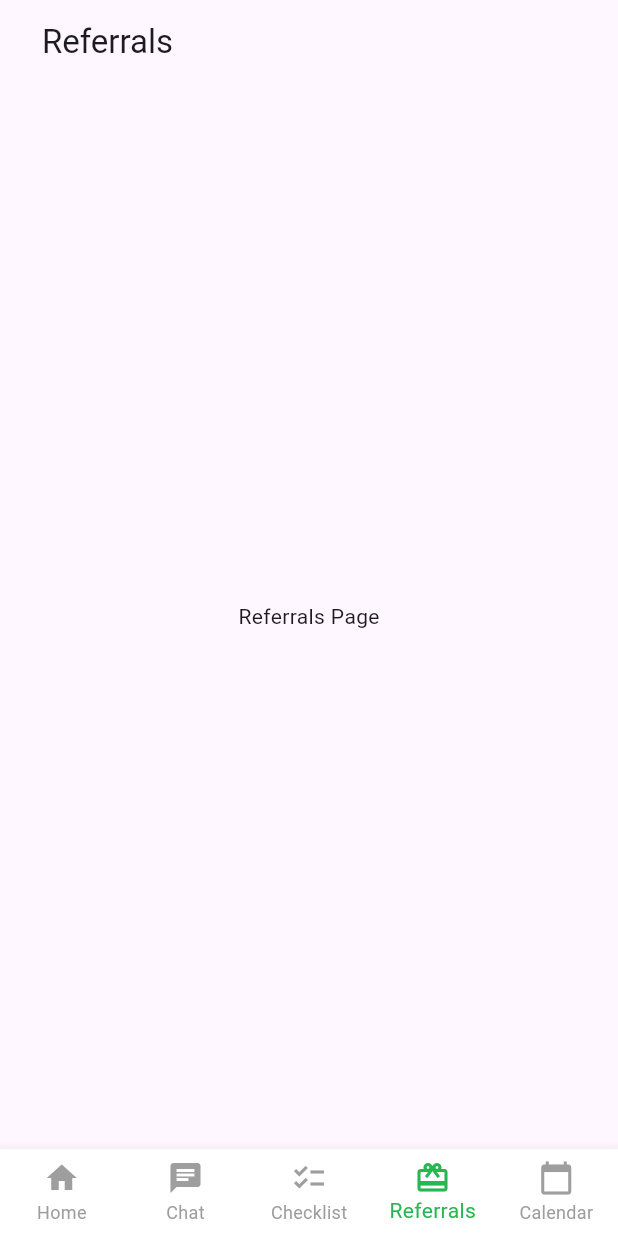
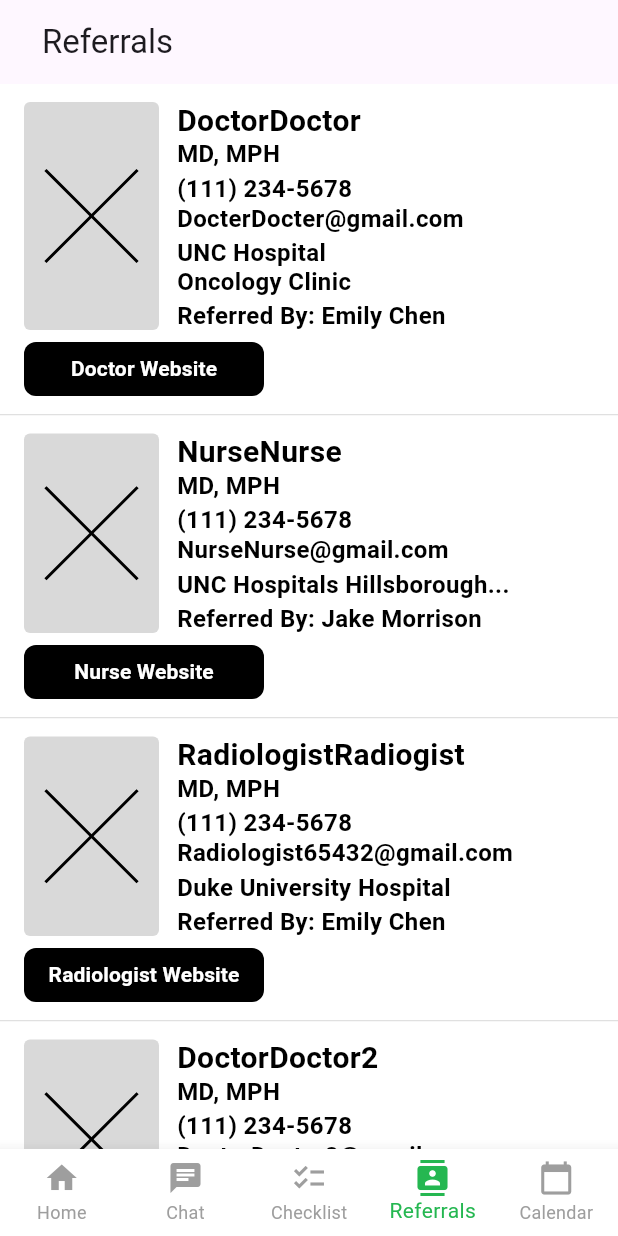
Before and after one commit to aryavenkatesan/CancerLINC-App, a Flutter app: the BottomBar screen opened directly, item 4 of the bottom bar chosen, on a phone screen of 412 x 824 dp. Run offline on Flutter 3.47's test engine with Material 3 defaults, Android fonts, the phone set to English and light mode, and no system bars.

Commit message:
Referrals Page. Mock data and future implementation for buttons

```diff
--- a/cancerlinc/lib/components/bottom_bar.dart
+++ b/cancerlinc/lib/components/bottom_bar.dart
@@ -56,7 +56,7 @@ class _BottomBarState extends State<BottomBar> {
             label: 'Checklist',
           ),
           BottomNavigationBarItem(
-            icon: Icon(Icons.card_giftcard),
+            icon: Icon(Icons.contacts),
             label: 'Referrals',
           ),
           BottomNavigationBarItem(
--- /dev/null
+++ b/cancerlinc/lib/components/referral_card.dart
@@ -0,0 +1,215 @@
+import 'package:flutter/material.dart';
+
+class ReferralCard extends StatelessWidget {
+  final String doctorName;
+  final String credentials;
+  final String phoneNumber;
+  final String email;
+  final String hospitalName;
+  final String? clinicName;
+  final String referredBy;
+  final String websiteUrl;
+  final VoidCallback? onWebsiteTap;
+  final VoidCallback? onPhoneTap;
+  final VoidCallback? onEmailTap;
+
+  const ReferralCard({
+    super.key,
+    required this.doctorName,
+    required this.credentials,
+    required this.phoneNumber,
+    required this.email,
+    required this.hospitalName,
+    this.clinicName,
+    required this.referredBy,
+    required this.websiteUrl,
+    this.onWebsiteTap,
+    this.onPhoneTap,
+    this.onEmailTap,
+  });
+
+  String get _role {
+    final lowerName = doctorName.toLowerCase();
+    final lowerCredentials = credentials.toLowerCase();
+
+    if (lowerCredentials.contains('rn') ||
+        lowerCredentials.contains('nurse') ||
+        lowerName.contains('nurse')) {
+      return 'Nurse';
+    }
+    if (lowerName.contains('radiologist') ||
+        lowerCredentials.contains('radiologist')) {
+      return 'Radiologist';
+    }
+    return 'Doctor';
+  }
+
+  String get _websiteButtonText {
+    return '$_role Website';
+  }
+
+  @override
+  Widget build(BuildContext context) {
+    return Container(
+      padding: const EdgeInsets.symmetric(horizontal: 16, vertical: 12),
+      decoration: const BoxDecoration(
+        color: Colors.white,
+        border: Border(bottom: BorderSide(color: Color(0xFFE0E0E0), width: 1)),
+      ),
+      child: Column(
+        crossAxisAlignment: CrossAxisAlignment.start,
+        children: [
+          IntrinsicHeight(
+            child: Row(
+              crossAxisAlignment: CrossAxisAlignment.stretch,
+              children: [
+                Container(
+                  width: 90,
+                  decoration: BoxDecoration(
+                    color: const Color(0xFFD9D9D9),
+                    borderRadius: BorderRadius.circular(4),
+                  ),
+                  child: Center(
+                    child: Padding(
+                      padding: const EdgeInsets.all(15),
+                      child: AspectRatio(
+                        aspectRatio: 1,
+                        child: CustomPaint(painter: XMarkPainter()),
+                      ),
+                    ),
+                  ),
+                ),
+                const SizedBox(width: 12),
+                Expanded(
+                  child: Column(
+                    crossAxisAlignment: CrossAxisAlignment.start,
+                    children: [
+                      Text(
+                        doctorName,
+                        style: const TextStyle(
+                          fontSize: 20,
+                          fontWeight: FontWeight.w700,
+                          color: Color(0xFF000000),
+                          height: 1.2,
+                        ),
+                      ),
+                      const SizedBox(height: 1),
+                      Text(
+                        credentials,
+                        style: const TextStyle(
+                          fontSize: 16,
+                          fontWeight: FontWeight.w700,
+                          color: Color(0xFF000000),
+                          height: 1.2,
+                        ),
+                      ),
+                      const SizedBox(height: 4),
+                      GestureDetector(
+                        onTap: onPhoneTap,
+                        child: Text(
+                          phoneNumber,
+                          style: const TextStyle(
+                            fontSize: 16,
+                            fontWeight: FontWeight.w700,
+                            color: Color(0xFF000000),
+                            height: 1.2,
+                          ),
+                        ),
+                      ),
+                      const SizedBox(height: 1),
+                      GestureDetector(
+                        onTap: onEmailTap,
+                        child: Text(
+                          email,
+                          style: const TextStyle(
+                            fontSize: 16,
+                            fontWeight: FontWeight.w700,
+                            color: Color(0xFF000000),
+                            height: 1.2,
+                          ),
+                        ),
+                      ),
+                      const SizedBox(height: 4),
+                      Text(
+                        hospitalName,
+                        style: const TextStyle(
+                          fontSize: 16,
+                          fontWeight: FontWeight.w700,
+                          color: Color(0xFF000000),
+                          height: 1.2,
+                        ),
+                      ),
+                      if (clinicName != null && clinicName!.isNotEmpty) ...[
+                        Text(
+                          clinicName!,
+                          style: const TextStyle(
+                            fontSize: 16,
+                            fontWeight: FontWeight.w700,
+                            color: Color(0xFF000000),
+                            height: 1.2,
+                          ),
+                        ),
+                      ],
+                      const SizedBox(height: 4),
+                      Text(
+                        'Referred By: $referredBy',
+                        style: const TextStyle(
+                          fontSize: 16,
+                          fontWeight: FontWeight.w700,
+                          color: Color(0xFF000000),
+                          height: 1.2,
+                        ),
+                      ),
+                    ],
+                  ),
+                ),
+              ],
+            ),
+          ),
+          const SizedBox(height: 8),
+          SizedBox(
+            width: 160,
+            height: 36,
+            child: ElevatedButton(
+              onPressed: onWebsiteTap ?? () {},
+              style: ElevatedButton.styleFrom(
+                backgroundColor: const Color(0xFF000000),
+                foregroundColor: Colors.white,
+                padding: EdgeInsets.zero,
+                shape: RoundedRectangleBorder(
+                  borderRadius: BorderRadius.circular(8),
+                ),
+                elevation: 0,
+              ),
+              child: Text(
+                _websiteButtonText,
+                style: const TextStyle(
+                  fontSize: 14,
+                  fontWeight: FontWeight.w600,
+                  height: 1.2,
+                ),
+              ),
+            ),
+          ),
+        ],
+      ),
+    );
+  }
+}
+
+// The X in the figma
+class XMarkPainter extends CustomPainter {
+  @override
+  void paint(Canvas canvas, Size size) {
+    final paint = Paint()
+      ..color = const Color(0xFF000000)
+      ..strokeWidth = 2.0
+      ..strokeCap = StrokeCap.square;
+
+    canvas.drawLine(const Offset(0, 0), Offset(size.width, size.height), paint);
+    canvas.drawLine(Offset(size.width, 0), Offset(0, size.height), paint);
+  }
+
+  @override
+  bool shouldRepaint(covariant CustomPainter oldDelegate) => false;
+}
--- a/cancerlinc/lib/pages/referrals_page.dart
+++ b/cancerlinc/lib/pages/referrals_page.dart
@@ -1,10 +1,108 @@
 import 'package:flutter/material.dart';
+import 'package:cancerlinc/components/referral_card.dart';
+
+class Referral {
+  final String doctorName;
+  final String credentials;
+  final String phoneNumber;
+  final String email;
+  final String hospitalName;
+  final String clinicName;
+  final String referredBy;
+  final String websiteUrl;
+
+  Referral({
+    required this.doctorName,
+    required this.credentials,
+    required this.phoneNumber,
+    required this.email,
+    required this.hospitalName,
+    required this.clinicName,
+    required this.referredBy,
+    required this.websiteUrl,
+  });
+}
+
+// Mock data - replace with API call in the future
+final List<Referral> _mockReferrals = [
+  Referral(
+    doctorName: 'DoctorDoctor',
+    credentials: 'MD, MPH',
+    phoneNumber: '(111) 234-5678',
+    email: 'DocterDocter@gmail.com',
+    hospitalName: 'UNC Hospital',
+    clinicName: 'Oncology Clinic',
+    referredBy: 'Emily Chen',
+    websiteUrl: 'https://www.example.com',
+  ),
+  Referral(
+    doctorName: 'NurseNurse',
+    credentials: 'MD, MPH',
+    phoneNumber: '(111) 234-5678',
+    email: 'NurseNurse@gmail.com',
+    hospitalName: 'UNC Hospitals Hillsborough...',
+    clinicName: '',
+    referredBy: 'Jake Morrison',
+    websiteUrl: 'https://www.example.com',
+  ),
+  Referral(
+    doctorName: 'RadiologistRadiogist',
+    credentials: 'MD, MPH',
+    phoneNumber: '(111) 234-5678',
+    email: 'Radiologist65432@gmail.com',
+    hospitalName: 'Duke University Hospital',
+    clinicName: '',
+    referredBy: 'Emily Chen',
+    websiteUrl: 'https://www.example.com',
+  ),
+  Referral(
+    doctorName: 'DoctorDoctor2',
+    credentials: 'MD, MPH',
+    phoneNumber: '(111) 234-5678',
+    email: 'DocterDocter2@gmail.com',
+    hospitalName: 'UNC Hospitals Neurology Clinic',
+    clinicName: '',
+    referredBy: 'Jake Morrison',
+    websiteUrl: 'https://www.example.com',
+  ),
+];
 
 class ReferralsPage extends StatelessWidget {
   const ReferralsPage({super.key});
 
   @override
   Widget build(BuildContext context) {
-    return const Center(child: Text('Referrals Page'));
+    return Container(
+      color: Colors.white,
+      child: ListView.builder(
+        padding: EdgeInsets.zero,
+        itemCount: _mockReferrals.length,
+        itemBuilder: (context, index) {
+          final referral = _mockReferrals[index];
+          return ReferralCard(
+            doctorName: referral.doctorName,
+            credentials: referral.credentials,
+            phoneNumber: referral.phoneNumber,
+            email: referral.email,
+            hospitalName: referral.hospitalName,
+            clinicName: referral.clinicName,
+            referredBy: referral.referredBy,
+            websiteUrl: referral.websiteUrl,
+            onWebsiteTap: () {
+              // TODO: Implement website navigation
+              // Example: launchUrl(Uri.parse(referral.websiteUrl));
+            },
+            onPhoneTap: () {
+              // TODO: Implement phone call functionality
+              // Example: launchUrl(Uri(scheme: 'tel', path: referral.phoneNumber));
+            },
+            onEmailTap: () {
+              // TODO: Implement email functionality
+              // Example: launchUrl(Uri(scheme: 'mailto', path: referral.email));
+            },
+          );
+        },
+      ),
+    );
   }
 }
```
